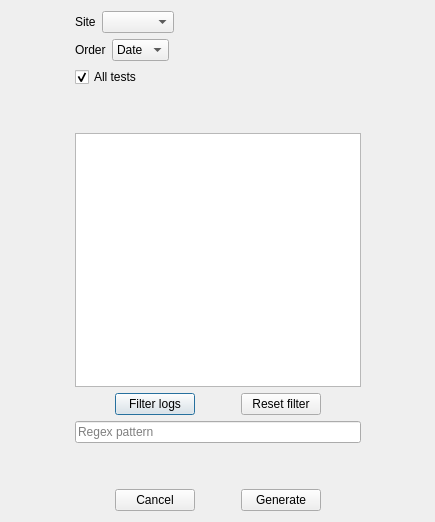
First picture: the form in ui/generateRaportDialog.ui, repository Unvire/DataAnalyzer, before the edit.
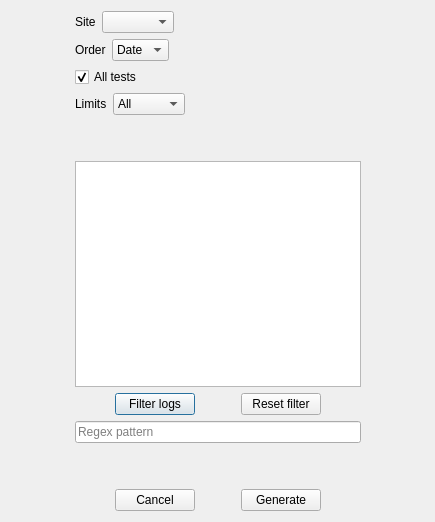
Second picture: the form after the edit.

Commit message: adds new combobox to slect desired limits

```diff
--- a/ui/generateRaportDialog.ui
+++ b/ui/generateRaportDialog.ui
@@ -13,7 +13,7 @@
   <property name="windowTitle">
    <string>Generate report</string>
   </property>
-  <layout class="QHBoxLayout" name="horizontalLayout_7">
+  <layout class="QHBoxLayout" name="horizontalLayout_8">
    <item>
     <spacer name="horizontalSpacer_6">
      <property name="orientation">
@@ -28,7 +28,7 @@
     </spacer>
    </item>
    <item>
-    <layout class="QVBoxLayout" name="verticalLayout_2" stretch="0,0,0,0,1,0,0,0">
+    <layout class="QVBoxLayout" name="verticalLayout_2" stretch="0,0,0,0,0,1,0,0,0">
      <item>
       <layout class="QHBoxLayout" name="horizontalLayout_2">
        <item>
@@ -128,6 +128,49 @@
        </item>
       </layout>
      </item>
+     <item>
+      <layout class="QHBoxLayout" name="horizontalLayout_7">
+       <item>
+        <widget class="QLabel" name="limitsLabel">
+         <property name="text">
+          <string>Limits</string>
+         </property>
+        </widget>
+       </item>
+       <item>
+        <widget class="QComboBox" name="selectLimitsComboBox">
+         <item>
+          <property name="text">
+           <string>All</string>
+          </property>
+         </item>
+         <item>
+          <property name="text">
+           <string>Oldest</string>
+          </property>
+         </item>
+         <item>
+          <property name="text">
+           <string>Newest</string>
+          </property>
+         </item>
+        </widget>
+       </item>
+       <item>
+        <spacer name="horizontalSpacer_5">
+         <property name="orientation">
+          <enum>Qt::Horizontal</enum>
+         </property>
+         <property name="sizeHint" stdset="0">
+          <size>
+           <width>40</width>
+           <height>20</height>
+          </size>
+         </property>
+        </spacer>
+       </item>
+      </layout>
+     </item>
      <item>
       <spacer name="verticalSpacer_2">
        <property name="orientation">
```
The commit also changes 2 other files.
